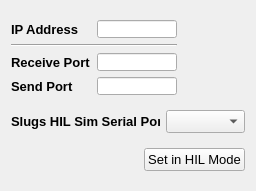
First picture: the form in src/ui/slugshilsim.ui, repository mavlink/qgroundcontrol, before the edit.
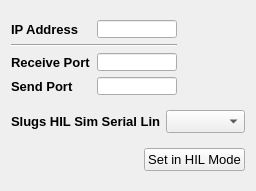
Second picture: the form after the edit.

Commit message: Started populating the Combobox in HIL sim with the available Links

The edit to the form file:
```diff
--- a/src/ui/slugshilsim.ui
+++ b/src/ui/slugshilsim.ui
@@ -179,7 +179,7 @@
         <enum>Qt::RightToLeft</enum>
        </property>
        <property name="text">
-        <string>Slugs HIL Sim Serial Port</string>
+        <string>Slugs HIL Sim Serial Link</string>
        </property>
       </widget>
      </item>
```
Left out of the diff: 10 changed lines with no effect on the pictures. The commit also changes 2 other files.
